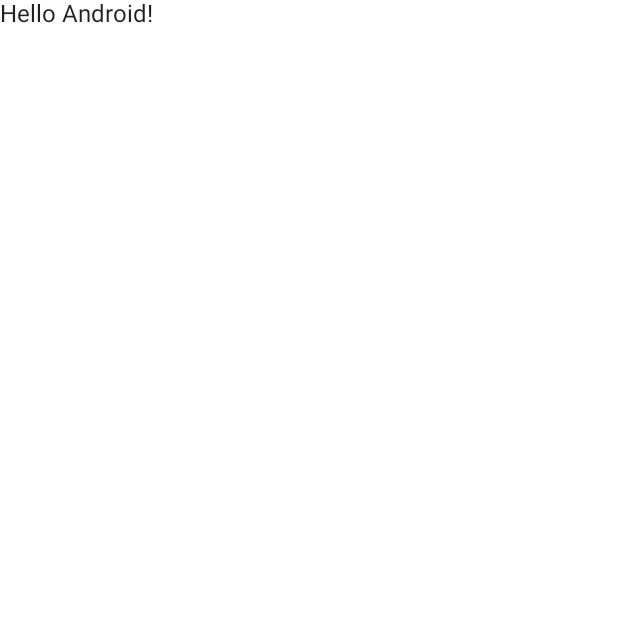
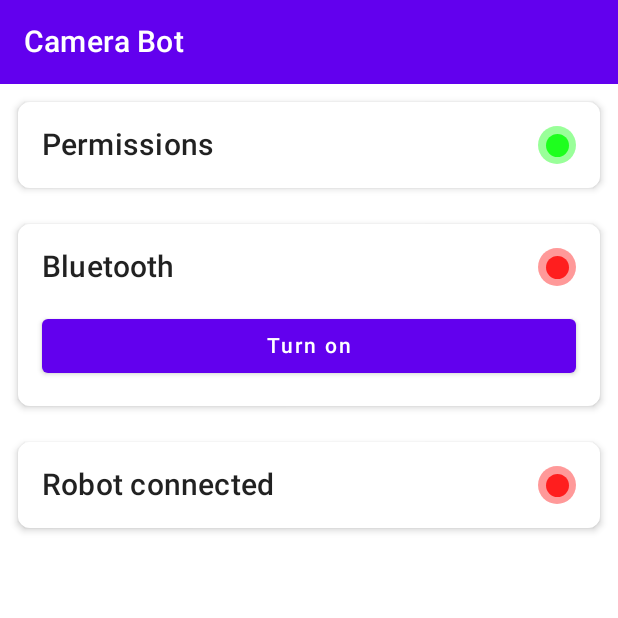
Before and after one commit to ashpakouski/CamBot-Android, an Android app built with Jetpack Compose: the screen it shows after launch (MainActivity), on a phone screen of 412 x 824 dp, the top half of it. Before the commit the part shown is almost empty. Run offline under Robolectric (Android 15) with nearby library versions, the phone set to English and light mode, and no system bars.

Commit message:
Manage Bluetooth connection and permissions state

```diff
--- a/app/src/main/java/com/shpakovskiy/cambot/MainActivity.kt
+++ /dev/null
@@ -1,42 +0,0 @@
-package com.shpakovskiy.cambot
-
-import android.os.Bundle
-import androidx.activity.ComponentActivity
-import androidx.activity.compose.setContent
-import androidx.compose.foundation.layout.fillMaxSize
-import androidx.compose.material.MaterialTheme
-import androidx.compose.material.Surface
-import androidx.compose.material.Text
-import androidx.compose.runtime.Composable
-import androidx.compose.ui.Modifier
-import androidx.compose.ui.tooling.preview.Preview
-import com.shpakovskiy.cambot.ui.theme.CamBotTheme
-
-class MainActivity : ComponentActivity() {
-    override fun onCreate(savedInstanceState: Bundle?) {
-        super.onCreate(savedInstanceState)
-        setContent {
-            CamBotTheme {
-                Surface(
-                    modifier = Modifier.fillMaxSize(),
-                    color = MaterialTheme.colors.background
-                ) {
-                    Greeting("Android")
-                }
-            }
-        }
-    }
-}
-
-@Composable
-fun Greeting(name: String) {
-    Text(text = "Hello $name!")
-}
-
-@Preview(showBackground = true)
-@Composable
-fun DefaultPreview() {
-    CamBotTheme {
-        Greeting("Android")
-    }
-}
--- /dev/null
+++ b/app/src/main/java/com/shpakovskiy/cambot/presentation/MainActivity.kt
@@ -0,0 +1,55 @@
+package com.shpakovskiy.cambot.presentation
+
+import android.os.Bundle
+import androidx.activity.ComponentActivity
+import androidx.activity.compose.setContent
+import androidx.compose.foundation.layout.Column
+import androidx.compose.foundation.layout.fillMaxSize
+import androidx.compose.material.MaterialTheme
+import androidx.compose.material.Surface
+import androidx.compose.material.Text
+import androidx.compose.material.TopAppBar
+import androidx.compose.ui.Modifier
+import androidx.navigation.compose.NavHost
+import androidx.navigation.compose.composable
+import androidx.navigation.compose.rememberNavController
+import com.google.accompanist.permissions.ExperimentalPermissionsApi
+import com.shpakovskiy.cambot.presentation.connectivity.ConnectivityScreen
+import com.shpakovskiy.cambot.presentation.connectivity.ConnectivityViewModel
+import com.shpakovskiy.cambot.presentation.ui.theme.CamBotTheme
+
+@ExperimentalPermissionsApi
+class MainActivity : ComponentActivity() {
+
+    override fun onCreate(savedInstanceState: Bundle?) {
+        super.onCreate(savedInstanceState)
+        setContent {
+            CamBotTheme {
+                Column {
+                    TopAppBar(title = { Text(text = "Camera Bot") })
+
+                    Surface(
+                        modifier = Modifier.fillMaxSize(),
+                        color = MaterialTheme.colors.background
+                    ) {
+                        val navController = rememberNavController()
+
+                        NavHost(
+                            navController = navController,
+                            startDestination = Screen.ConnectivityScreen.route
+                        ) {
+                            composable(
+                                route = Screen.ConnectivityScreen.route
+                            ) {
+                                ConnectivityScreen(
+                                    navController = navController,
+                                    viewModel = ConnectivityViewModel()
+                                )
+                            }
+                        }
+                    }
+                }
+            }
+        }
+    }
+}
--- /dev/null
+++ b/app/src/main/java/com/shpakovskiy/cambot/presentation/Screen.kt
@@ -0,0 +1,5 @@
+package com.shpakovskiy.cambot.presentation
+
+sealed class Screen(val route: String) {
+    object ConnectivityScreen: Screen("connectivity_screen")
+}
--- /dev/null
+++ b/app/src/main/java/com/shpakovskiy/cambot/presentation/connectivity/ConnectivityScreen.kt
@@ -0,0 +1,204 @@
+package com.shpakovskiy.cambot.presentation.connectivity
+
+import android.app.Activity
+import android.bluetooth.BluetoothAdapter
+import android.bluetooth.BluetoothManager
+import android.content.Context
+import android.content.Intent
+import android.os.Build
+import androidx.activity.compose.rememberLauncherForActivityResult
+import androidx.activity.result.contract.ActivityResultContracts
+import androidx.compose.foundation.Canvas
+import androidx.compose.foundation.layout.*
+import androidx.compose.foundation.shape.RoundedCornerShape
+import androidx.compose.material.Button
+import androidx.compose.material.Card
+import androidx.compose.material.MaterialTheme
+import androidx.compose.material.Text
+import androidx.compose.runtime.Composable
+import androidx.compose.ui.Alignment
+import androidx.compose.ui.Modifier
+import androidx.compose.ui.graphics.Color
+import androidx.compose.ui.platform.LocalContext
+import androidx.compose.ui.text.style.TextOverflow
+import androidx.compose.ui.unit.dp
+import androidx.navigation.NavController
+import com.google.accompanist.permissions.ExperimentalPermissionsApi
+import com.google.accompanist.permissions.MultiplePermissionsState
+import com.google.accompanist.permissions.rememberMultiplePermissionsState
+
+@Composable
+@ExperimentalPermissionsApi
+fun ConnectivityScreen(
+    navController: NavController,
+    viewModel: ConnectivityViewModel
+) {
+    Column {
+        LocationPermissionCard(viewModel = viewModel)
+        BluetoothConnectionCard(viewModel = viewModel)
+        DeviceConnectionCard(viewModel = viewModel)
+    }
+}
+
+@Composable
+@ExperimentalPermissionsApi
+fun LocationPermissionCard(viewModel: ConnectivityViewModel) {
+    val locationPermissionState: MultiplePermissionsState = rememberMultiplePermissionsState(
+        if (Build.VERSION.SDK_INT < Build.VERSION_CODES.S)
+            listOf(
+                android.Manifest.permission.ACCESS_FINE_LOCATION,
+                android.Manifest.permission.ACCESS_COARSE_LOCATION,
+                android.Manifest.permission.CAMERA
+            )
+        else
+            listOf(
+                android.Manifest.permission.ACCESS_FINE_LOCATION,
+                android.Manifest.permission.ACCESS_COARSE_LOCATION,
+                android.Manifest.permission.CAMERA,
+                android.Manifest.permission.BLUETOOTH_CONNECT,
+                android.Manifest.permission.BLUETOOTH_SCAN
+            )
+    )
+
+    viewModel.setPermissionsState(locationPermissionState.allPermissionsGranted)
+
+    Card(
+        shape = RoundedCornerShape(8.dp),
+        backgroundColor = MaterialTheme.colors.surface,
+        elevation = 3.dp,
+        modifier = Modifier
+            .padding(12.dp)
+            .fillMaxWidth()
+    ) {
+        Column(
+            modifier = Modifier.fillMaxWidth(),
+            horizontalAlignment = Alignment.CenterHorizontally
+        ) {
+            StatusRow(
+                //propertyName = "Required permissions (Location, Camera and Nearby devices access)",
+                propertyName = "Permissions",
+                isActive = viewModel.permissionsState.value.allPermissionsGranted
+            )
+
+            if (!viewModel.permissionsState.value.allPermissionsGranted) {
+                Button(
+                    onClick = {
+                        locationPermissionState.launchMultiplePermissionRequest()
+                    },
+                    modifier = Modifier
+                        .align(Alignment.CenterHorizontally)
+                        .padding(16.dp, 0.dp, 16.dp, 16.dp)
+                        .fillMaxWidth()
+                ) {
+                    Text(text = "Grant permission")
+                }
+            }
+        }
+    }
+}
+
+@Composable
+@ExperimentalPermissionsApi
+fun BluetoothConnectionCard(viewModel: ConnectivityViewModel) {
+    val bluetoothManager =
+        LocalContext.current.getSystemService(Context.BLUETOOTH_SERVICE) as BluetoothManager
+
+    viewModel.setBluetoothTurnedOn(bluetoothManager.adapter.isEnabled, bluetoothManager.adapter)
+
+    val launcher = rememberLauncherForActivityResult(
+        ActivityResultContracts.StartActivityForResult()
+    ) {
+        viewModel.setBluetoothTurnedOn(
+            isTurnedOn = it.resultCode == Activity.RESULT_OK,
+            bluetoothAdapter = bluetoothManager.adapter
+        )
+    }
+
+    Card(
+        shape = RoundedCornerShape(8.dp),
+        backgroundColor = MaterialTheme.colors.surface,
+        elevation = 3.dp,
+        modifier = Modifier
+            .padding(12.dp)
+            .fillMaxWidth()
+    ) {
+        Column(
+            modifier = Modifier.fillMaxWidth(),
+            horizontalAlignment = Alignment.CenterHorizontally
+        ) {
+            StatusRow(
+                propertyName = "Bluetooth",
+                isActive = viewModel.bluetoothConnectionState.value.isBluetoothTurnedOn
+            )
+
+            if (!viewModel.bluetoothConnectionState.value.isBluetoothTurnedOn) {
+                Button(
+                    onClick = {
+                        launcher.launch(Intent(BluetoothAdapter.ACTION_REQUEST_ENABLE))
+                    },
+                    modifier = Modifier
+                        .align(Alignment.CenterHorizontally)
+                        .padding(16.dp, 0.dp, 16.dp, 16.dp)
+                        .fillMaxWidth()
+                ) {
+                    Text(text = "Turn on")
+                }
+            }
+        }
+    }
+}
+
+@Composable
+@ExperimentalPermissionsApi
+fun DeviceConnectionCard(viewModel: ConnectivityViewModel) {
+    Card(
+        shape = RoundedCornerShape(8.dp),
+        backgroundColor = MaterialTheme.colors.surface,
+        elevation = 3.dp,
+        modifier = Modifier
+            .padding(12.dp)
+            .fillMaxWidth()
+    ) {
+        Column(
+            modifier = Modifier.fillMaxWidth(),
+            horizontalAlignment = Alignment.CenterHorizontally
+        ) {
+            StatusRow(
+                propertyName = "Robot connected",
+                isActive = viewModel.bluetoothConnectionState.value.isBluetoothConnected
+            )
+        }
+    }
+}
+
+@Composable
+fun StatusRow(propertyName: String, isActive: Boolean) {
+    Row(
+        modifier = Modifier
+            .padding(16.dp)
+            .fillMaxWidth(),
+        horizontalArrangement = Arrangement.SpaceBetween,
+        verticalAlignment = Alignment.CenterVertically
+    ) {
+        Text(
+            text = propertyName,
+            style = MaterialTheme.typography.h6,
+            overflow = TextOverflow.Ellipsis
+        )
+        StatusIndicator(
+            isActive = isActive
+        )
+    }
+}
+
+@Composable
+fun StatusIndicator(isActive: Boolean) {
+    Box(contentAlignment = Alignment.Center) {
+        Canvas(modifier = Modifier.size(25.dp), onDraw = {
+            drawCircle(color = if (isActive) Color.Green else Color.Red, alpha = 0.4f)
+        })
+        Canvas(modifier = Modifier.size(15.dp), onDraw = {
+            drawCircle(color = if (isActive) Color.Green else Color.Red, alpha = 0.8f)
+        })
+    }
+}
--- /dev/null
+++ b/app/src/main/java/com/shpakovskiy/cambot/presentation/connectivity/ConnectivityViewModel.kt
@@ -0,0 +1,69 @@
+package com.shpakovskiy.cambot.presentation.connectivity
+
+import android.annotation.SuppressLint
+import android.bluetooth.BluetoothAdapter
+import android.bluetooth.BluetoothSocket
+import android.util.Log
+import androidx.compose.runtime.State
+import androidx.compose.runtime.mutableStateOf
+import androidx.lifecycle.ViewModel
+import com.google.accompanist.permissions.ExperimentalPermissionsApi
+import com.shpakovskiy.cambot.presentation.connectivity.state.BluetoothConnectionState
+import com.shpakovskiy.cambot.presentation.connectivity.state.PermissionsState
+import okio.IOException
+import java.util.*
+
+@ExperimentalPermissionsApi
+class ConnectivityViewModel : ViewModel() {
+    private val _permissionsState = mutableStateOf(PermissionsState())
+    val permissionsState: State<PermissionsState> = _permissionsState
+
+    private val _bluetoothConnectionState = mutableStateOf(BluetoothConnectionState())
+    val bluetoothConnectionState: State<BluetoothConnectionState> = _bluetoothConnectionState
+
+    private var bluetoothAdapter: BluetoothAdapter? = null
+    private var bluetoothSocket: BluetoothSocket? = null
+
+    fun setPermissionsState(allGranted: Boolean) {
+        _permissionsState.value = PermissionsState(allPermissionsGranted = allGranted)
+    }
+
+    fun setBluetoothTurnedOn(isTurnedOn: Boolean, bluetoothAdapter: BluetoothAdapter) {
+        this.bluetoothAdapter = bluetoothAdapter
+        _bluetoothConnectionState.value = BluetoothConnectionState(
+            isBluetoothTurnedOn = isTurnedOn,
+            isBluetoothConnected = _bluetoothConnectionState.value.isBluetoothConnected
+        )
+
+        if (isTurnedOn && _permissionsState.value.allPermissionsGranted) {
+            establishBluetoothConnection()
+        }
+    }
+
+    @SuppressLint("MissingPermission")
+    private fun establishBluetoothConnection() {
+        //CoroutineScope(Dispatchers.IO).launch {
+        bluetoothAdapter?.bondedDevices?.forEach { device ->
+            Log.d("TAG123", "Name: ${device.name}")
+
+            if (device.name == "HC05") {
+                bluetoothAdapter?.cancelDiscovery()
+
+                try {
+                    bluetoothSocket = device.createRfcommSocketToServiceRecord(
+                        UUID.fromString("00001101-0000-1000-8000-00805F9B34FB")
+                    )
+                    bluetoothSocket?.connect()
+
+                    _bluetoothConnectionState.value = BluetoothConnectionState(
+                        isBluetoothTurnedOn = true,
+                        isBluetoothConnected = true
+                    )
+                } catch (e: IOException) {
+                    e.printStackTrace()
+                }
+            }
+        }
+        //}
+    }
+}
--- /dev/null
+++ b/app/src/main/java/com/shpakovskiy/cambot/presentation/connectivity/state/BluetoothConnectionState.kt
@@ -0,0 +1,6 @@
+package com.shpakovskiy.cambot.presentation.connectivity.state
+
+data class BluetoothConnectionState(
+    val isBluetoothTurnedOn: Boolean = false,
+    val isBluetoothConnected: Boolean = false
+)
--- /dev/null
+++ b/app/src/main/java/com/shpakovskiy/cambot/presentation/connectivity/state/NetworkConnectionState.kt
@@ -0,0 +1,6 @@
+package com.shpakovskiy.cambot.presentation.connectivity.state
+
+data class NetworkConnectionState(
+    val localIpAddress: String = "",
+    val isWebClientConnected: Boolean = false
+)
--- /dev/null
+++ b/app/src/main/java/com/shpakovskiy/cambot/presentation/connectivity/state/PermissionsState.kt
@@ -0,0 +1,5 @@
+package com.shpakovskiy.cambot.presentation.connectivity.state
+
+data class PermissionsState(
+    val allPermissionsGranted: Boolean = false
+)
--- a/app/src/main/java/com/shpakovskiy/cambot/ui/theme/Color.kt
+++ b/app/src/main/java/com/shpakovskiy/cambot/presentation/ui/theme/Color.kt
@@ -1,4 +1,4 @@
-package com.shpakovskiy.cambot.ui.theme
+package com.shpakovskiy.cambot.presentation.ui.theme
 
 import androidx.compose.ui.graphics.Color
 
--- a/app/src/main/java/com/shpakovskiy/cambot/ui/theme/Shape.kt
+++ b/app/src/main/java/com/shpakovskiy/cambot/presentation/ui/theme/Shape.kt
@@ -1,4 +1,4 @@
-package com.shpakovskiy.cambot.ui.theme
+package com.shpakovskiy.cambot.presentation.ui.theme
 
 import androidx.compose.foundation.shape.RoundedCornerShape
 import androidx.compose.material.Shapes
--- a/app/src/main/java/com/shpakovskiy/cambot/ui/theme/Theme.kt
+++ b/app/src/main/java/com/shpakovskiy/cambot/presentation/ui/theme/Theme.kt
@@ -1,4 +1,4 @@
-package com.shpakovskiy.cambot.ui.theme
+package com.shpakovskiy.cambot.presentation.ui.theme
 
 import androidx.compose.foundation.isSystemInDarkTheme
 import androidx.compose.material.MaterialTheme
--- a/app/src/main/java/com/shpakovskiy/cambot/ui/theme/Type.kt
+++ b/app/src/main/java/com/shpakovskiy/cambot/presentation/ui/theme/Type.kt
@@ -1,4 +1,4 @@
-package com.shpakovskiy.cambot.ui.theme
+package com.shpakovskiy.cambot.presentation.ui.theme
 
 import androidx.compose.material.Typography
 import androidx.compose.ui.text.TextStyle
--- a/build.gradle
+++ b/build.gradle
@@ -1,12 +1,12 @@
 buildscript {
     ext {
-        compose_version = '1.0.1'
+        compose_version = '1.1.1'
     }
 }// Top-level build file where you can add configuration options common to all sub-projects/modules.
 plugins {
     id 'com.android.application' version '7.1.3' apply false
     id 'com.android.library' version '7.1.3' apply false
-    id 'org.jetbrains.kotlin.android' version '1.5.21' apply false
+    id 'org.jetbrains.kotlin.android' version '1.6.10' apply false
 }
 
 task clean(type: Delete) {
```
Also changed, not shown: app/build.gradle (+34 -3 lines), app/src/main/AndroidManifest.xml (+9 -2 lines).
